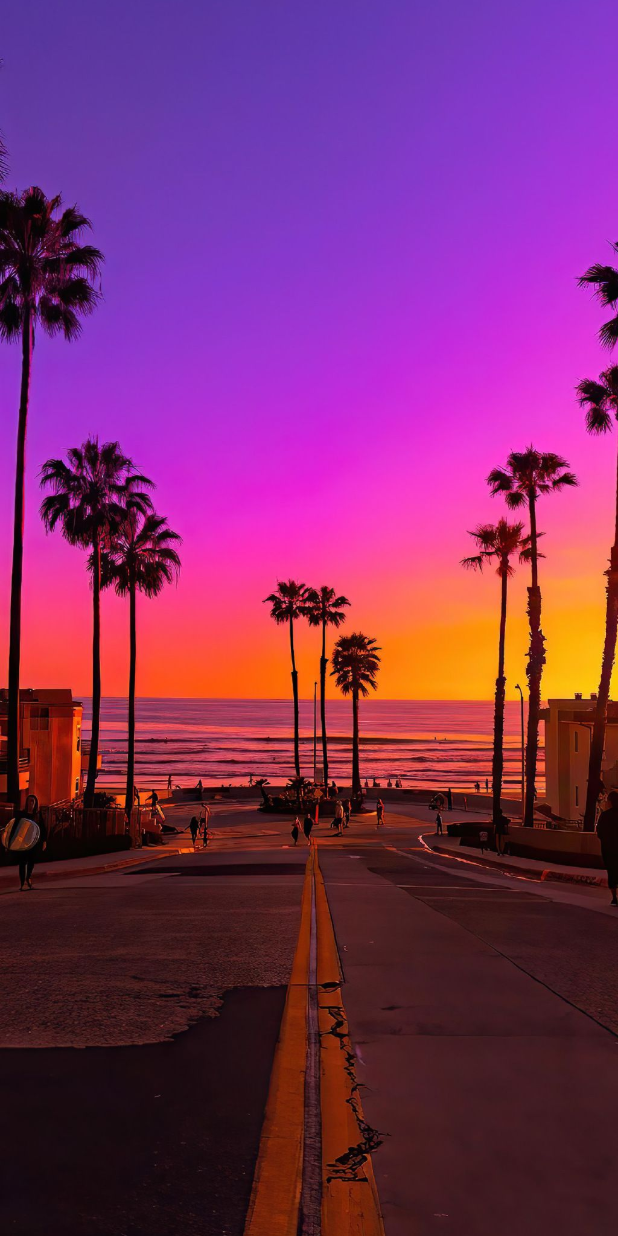
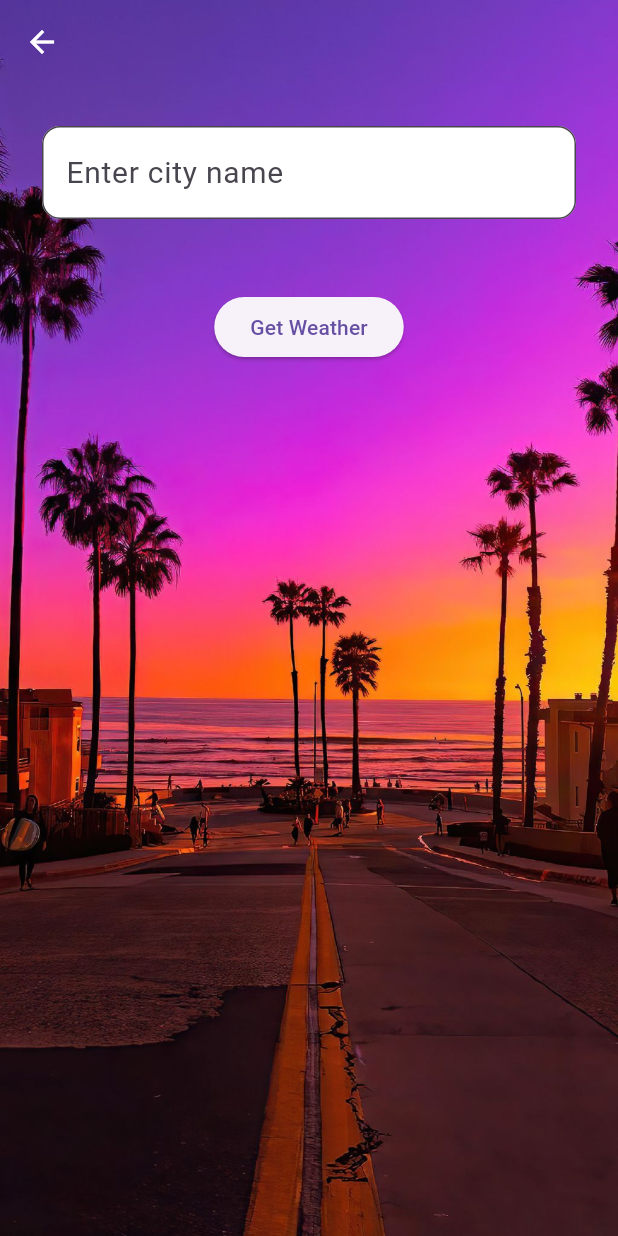
Before and after one commit to saurabh-app/clima_screen1ui_screen2ui, a Flutter app: the Screen2 screen opened directly, on a phone screen of 412 x 824 dp. Run offline on Flutter 3.47's test engine with Material 3 defaults, Android fonts, the phone set to English and light mode, and no system bars; our stand-ins replace flutter_spinkit, geolocator.

Commit message:
(SKY) final module done

```diff
--- a/lib/screens/Screen2.dart
+++ b/lib/screens/Screen2.dart
@@ -8,18 +8,64 @@ class Screen2 extends StatefulWidget {
 }
 
 class _Screen2State extends State<Screen2> {
+  final TextEditingController _controller = TextEditingController();
+
   @override
   Widget build(BuildContext context) {
     var width = MediaQuery.of(context).size.width;
     var height = MediaQuery.of(context).size.height;
+
     return Scaffold(
+      extendBodyBehindAppBar:
+          true, // Allows the background image to go under the AppBar
+      appBar: AppBar(
+        backgroundColor: Colors.transparent, // Transparent AppBar
+        elevation: 0, // Remove shadow
+        leading: BackButton(color: Colors.white), // Back button
+      ),
       body: Container(
         width: width,
         height: height,
-        decoration: BoxDecoration(
+        decoration: const BoxDecoration(
           image: DecorationImage(
             image: AssetImage('images/screen2.jpeg'),
             fit: BoxFit.cover,
+          ),
+        ),
+        child: SafeArea(
+          child: Padding(
+            padding: const EdgeInsets.all(20),
+            child: Column(
+              children: [
+                Padding(
+                  padding: const EdgeInsets.all(8.0),
+                  child: TextField(
+                    controller: _controller,
+                    style: const TextStyle(color: Colors.black),
+                    decoration: InputDecoration(
+                      hintText: "Enter city name",
+                      hintStyle: const TextStyle(fontSize: 20),
+                      filled: true,
+                      fillColor: Colors.white,
+                      border: OutlineInputBorder(
+                        borderRadius: BorderRadius.circular(12),
+                      ),
+                    ),
+                  ),
+                ),
+                const SizedBox(height: 20),
+                const SizedBox(height: 20),
+                ElevatedButton(
+                  onPressed: () {
+                    String typedCity = _controller.text.trim();
+                    if (typedCity.isNotEmpty) {
+                      Navigator.pop(context, typedCity);
+                    }
+                  },
+                  child: const Text("Get Weather"),
+                ),
+              ],
+            ),
           ),
         ),
       ),
--- a/lib/screens/home_screen.dart
+++ b/lib/screens/home_screen.dart
@@ -41,7 +41,11 @@ if(mounted){
     if (response.statusCode == 200) {
       var data = jsonDecode(response.body);
       print(data);
-      Navigator.push(context, MaterialPageRoute(builder: (_)=>Screen1() ));
+     Navigator.push(
+    context,
+    MaterialPageRoute(
+      builder: (_) => Screen1(weatherdata: data),
+    ),);
     }
   }
 
```
Also changed, not shown: lib/screens/screen1.dart (+41 -132 lines).
